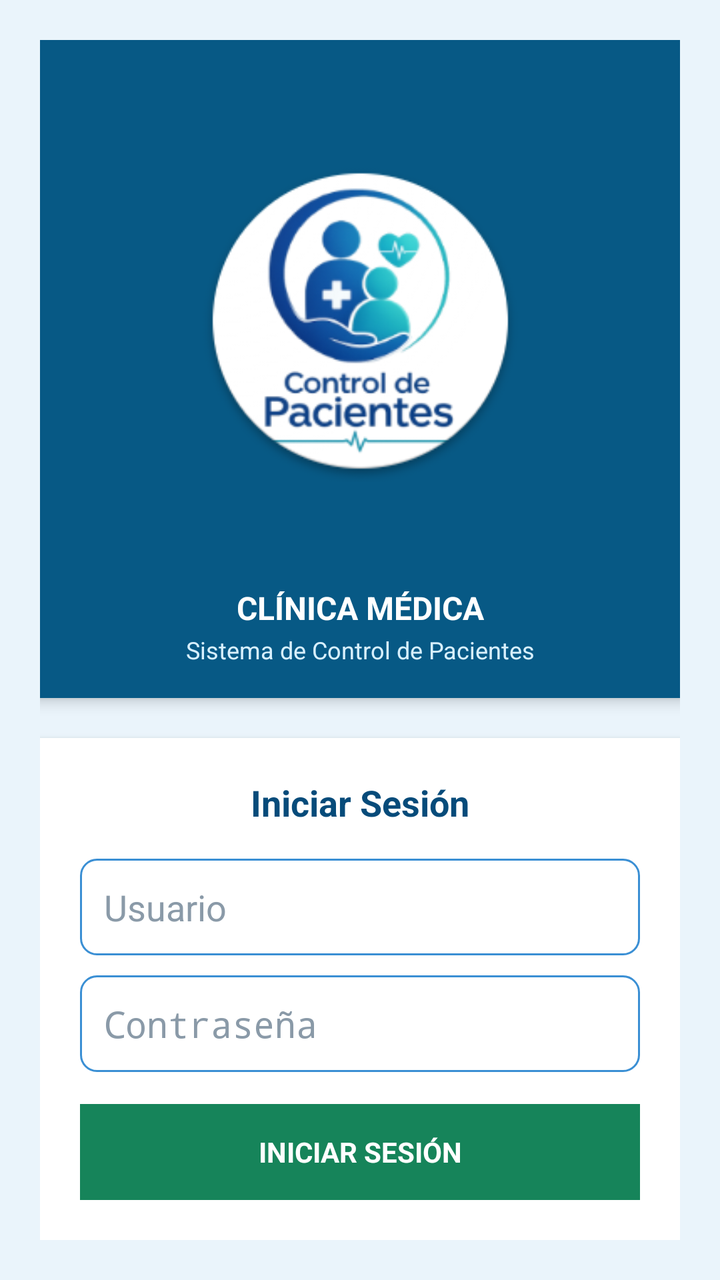
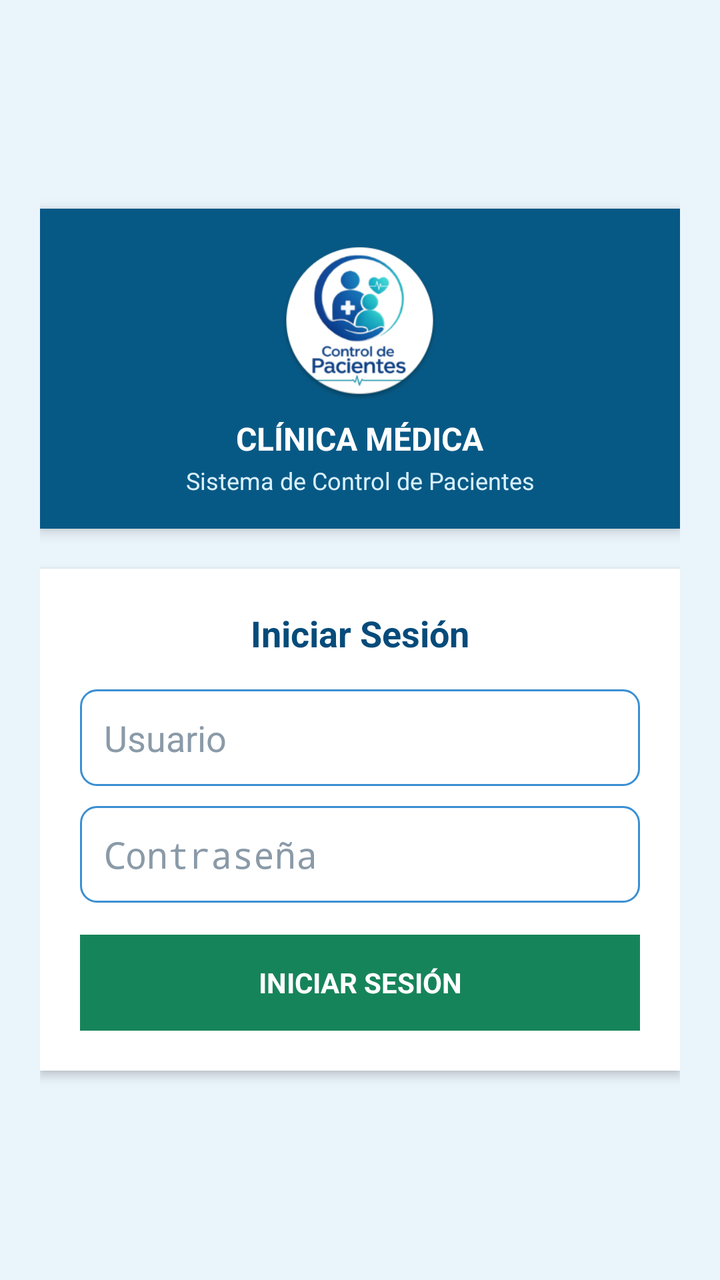

Before-and-after screenshots of an Android layout around one commit, followed by the original layout XML and the change that was made.
<!-- AndroidManifest.xml: application theme android:Theme.Holo.Light -->
<!-- res/layout/activity_login.xml -->
<?xml version="1.0" encoding="utf-8"?>
<LinearLayout xmlns:android="http://schemas.android.com/apk/res/android"
    android:layout_width="match_parent"
    android:layout_height="match_parent"
    android:background="#EAF4FB"
    android:gravity="center"
    android:orientation="vertical"
    android:padding="20dp" >

    
    
    

    <LinearLayout
        android:layout_width="327dp"
        android:layout_height="wrap_content"
        android:layout_weight="0.17"
        android:background="#075985"
        android:elevation="4dp"
        android:gravity="center"
        android:orientation="vertical"
        android:padding="16dp" >

        

        <ImageView
            android:layout_width="161dp"
            android:layout_height="80dp"
            android:layout_weight="0.10"
            android:contentDescription="Logo Clínica"
            android:scaleType="fitCenter"
            android:src="@drawable/ic_launcher2" />

        

        <TextView
            android:layout_width="wrap_content"
            android:layout_height="wrap_content"
            android:layout_marginTop="8dp"
            android:gravity="center"
            android:text="CLÍNICA MÉDICA"
            android:textColor="#FFFFFF"
            android:textSize="16sp"
            android:textStyle="bold" />

        

        <TextView
            android:layout_width="wrap_content"
            android:layout_height="wrap_content"
            android:layout_marginTop="2dp"
            android:gravity="center"
            android:text="Sistema de Control de Pacientes"
            android:textColor="#D8F0FF"
            android:textSize="12sp" />
    </LinearLayout>

    
    
    

    <LinearLayout
        android:layout_width="match_parent"
        android:layout_height="wrap_content"
        android:layout_marginTop="20dp"
        android:background="#FFFFFF"
        android:elevation="3dp"
        android:orientation="vertical"
        android:padding="20dp" >

        

        <TextView
            android:layout_width="wrap_content"
            android:layout_height="wrap_content"
            android:layout_gravity="center"
            android:layout_marginBottom="16dp"
            android:text="Iniciar Sesión"
            android:textColor="#064B7A"
            android:textSize="18sp"
            android:textStyle="bold" />

        

        <EditText
            android:id="@+id/etUsuario"
            android:layout_width="match_parent"
            android:layout_height="wrap_content"
            android:background="@drawable/rounded_edittext"
            android:hint="Usuario"
            android:inputType="text"
            android:padding="12dp"
            android:singleLine="true"
            android:textColor="#17324D"
            android:textColorHint="#8A9AA8" />

        

        <EditText
            android:id="@+id/etPassword"
            android:layout_width="match_parent"
            android:layout_height="wrap_content"
            android:layout_marginTop="10dp"
            android:background="@drawable/rounded_edittext"
            android:hint="Contraseña"
            android:inputType="textPassword"
            android:padding="12dp"
            android:singleLine="true"
            android:textColor="#17324D"
            android:textColorHint="#8A9AA8" />

        

        <Button
            android:id="@+id/btnLogin"
            android:layout_width="match_parent"
            android:layout_height="wrap_content"
            android:layout_marginTop="16dp"
            android:background="#16845A"
            android:padding="13dp"
            android:text="INICIAR SESIÓN"
            android:textColor="#FFFFFF"
            android:textSize="14sp"
            android:textStyle="bold" />
    </LinearLayout>

</LinearLayout>
<!-- resources referenced by this layout -->
<resources>
  <!-- drawable ic_launcher2: png bitmap (drawable-hdpi, 41960 bytes) -->
  <!-- drawable rounded_edittext (drawable-hdpi) -->
  <?xml version="1.0" encoding="utf-8"?>
  <shape xmlns:android="http://schemas.android.com/apk/res/android"
      android:shape="rectangle">
      
      
      <solid android:color="#FFFFFF" />
      
      
      <stroke
          android:width="1dp"
          android:color="#3A8FD4" />
      
      
      <corners android:radius="8dp" />
      
      
      <padding
          android:left="4dp"
          android:top="4dp"
          android:right="4dp"
          android:bottom="4dp" />
          
  </shape>
</resources>

<!-- the commit's change to res/layout/activity_login.xml (unified diff, before → after) -->
@@ -1,127 +1,111 @@
 <?xml version="1.0" encoding="utf-8"?>
-<LinearLayout xmlns:android="http://schemas.android.com/apk/res/android"
+<ScrollView xmlns:android="http://schemas.android.com/apk/res/android"
     android:layout_width="match_parent"
     android:layout_height="match_parent"
-    android:background="#EAF4FB"
-    android:gravity="center"
-    android:orientation="vertical"
-    android:padding="20dp" >
-
-    
-    
-    
-
-    <LinearLayout
-        android:layout_width="327dp"
-        android:layout_height="wrap_content"
-        android:layout_weight="0.17"
-        android:background="#075985"
-        android:elevation="4dp"
-        android:gravity="center"
-        android:orientation="vertical"
-        android:padding="16dp" >
-
-        
-
-        <ImageView
-            android:layout_width="161dp"
-            android:layout_height="80dp"
-            android:layout_weight="0.10"
-            android:contentDescription="Logo Clínica"
-            android:scaleType="fitCenter"
-            android:src="@drawable/ic_launcher2" />
-
-        
-
-        <TextView
-            android:layout_width="wrap_content"
-            android:layout_height="wrap_content"
-            android:layout_marginTop="8dp"
-            android:gravity="center"
-            android:text="CLÍNICA MÉDICA"
-            android:textColor="#FFFFFF"
-            android:textSize="16sp"
-            android:textStyle="bold" />
-
-        
-
-        <TextView
-            android:layout_width="wrap_content"
-            android:layout_height="wrap_content"
-            android:layout_marginTop="2dp"
-            android:gravity="center"
-            android:text="Sistema de Control de Pacientes"
-            android:textColor="#D8F0FF"
-            android:textSize="12sp" />
-    </LinearLayout>
-
-    
-    
-    
+    android:fillViewport="true"
+    android:background="#EAF4FB">
 
     <LinearLayout
         android:layout_width="match_parent"
         android:layout_height="wrap_content"
-        android:layout_marginTop="20dp"
-        android:background="#FFFFFF"
-        android:elevation="3dp"
+        android:gravity="center"
         android:orientation="vertical"
-        android:padding="20dp" >
+        android:padding="20dp">
 
         
+        <LinearLayout
+            android:layout_width="match_parent"
+            android:layout_height="wrap_content"
+            android:background="#075985"
+            android:elevation="4dp"
+            android:gravity="center"
+            android:orientation="vertical"
+            android:padding="16dp">
 
-        <TextView
-            android:layout_width="wrap_content"
-            android:layout_height="wrap_content"
-            android:layout_gravity="center"
-            android:layout_marginBottom="16dp"
-            android:text="Iniciar Sesión"
-            android:textColor="#064B7A"
-            android:textSize="18sp"
-            android:textStyle="bold" />
+            <ImageView
+                android:layout_width="161dp"
+                android:layout_height="80dp"
+                android:contentDescription="Logo Clínica"
+                android:scaleType="fitCenter"
+                android:src="@drawable/ic_launcher2" />
+
+            <TextView
+                android:layout_width="wrap_content"
+                android:layout_height="wrap_content"
+                android:layout_marginTop="8dp"
+                android:gravity="center"
+                android:text="CLÍNICA MÉDICA"
+                android:textColor="#FFFFFF"
+                android:textSize="16sp"
+                android:textStyle="bold" />
+
+            <TextView
+                android:layout_width="wrap_content"
+                android:layout_height="wrap_content"
+                android:layout_marginTop="2dp"
+                android:gravity="center"
+                android:text="Sistema de Control de Pacientes"
+                android:textColor="#D8F0FF"
+                android:textSize="12sp" />
+        </LinearLayout>
 
         
-
-        <EditText
-            android:id="@+id/etUsuario"
+        <LinearLayout
             android:layout_width="match_parent"
             android:layout_height="wrap_content"
-            android:background="@drawable/rounded_edittext"
-            android:hint="Usuario"
-            android:inputType="text"
-            android:padding="12dp"
-            android:singleLine="true"
-            android:textColor="#17324D"
-            android:textColorHint="#8A9AA8" />
+            android:layout_marginTop="20dp"
+            android:background="#FFFFFF"
+            android:elevation="3dp"
+            android:orientation="vertical"
+            android:padding="20dp">
 
-        
+            <TextView
+                android:layout_width="wrap_content"
+                android:layout_height="wrap_content"
+                android:layout_gravity="center"
+                android:layout_marginBottom="16dp"
+                android:text="Iniciar Sesión"
+                android:textColor="#064B7A"
+                android:textSize="18sp"
+                android:textStyle="bold" />
 
-        <EditText
-            android:id="@+id/etPassword"
-            android:layout_width="match_parent"
-            android:layout_height="wrap_content"
-            android:layout_marginTop="10dp"
-            android:background="@drawable/rounded_edittext"
-            android:hint="Contraseña"
-            android:inputType="textPassword"
-            android:padding="12dp"
-            android:singleLine="true"
-            android:textColor="#17324D"
-            android:textColorHint="#8A9AA8" />
+            <EditText
+                android:id="@+id/etUsuario"
+                android:layout_width="match_parent"
+                android:layout_height="wrap_content"
+                android:background="@drawable/rounded_edittext"
+                android:hint="Usuario"
+                android:inputType="text"
+                android:padding="12dp"
+                android:singleLine="true"
+                android:textColor="#17324D"
+                android:textColorHint="#8A9AA8" />
 
-        
+            <EditText
+                android:id="@+id/etPassword"
+                android:layout_width="match_parent"
+                android:layout_height="wrap_content"
+                android:layout_marginTop="10dp"
+                android:background="@drawable/rounded_edittext"
+                android:hint="Contraseña"
+                android:inputType="textPassword"
+                android:padding="12dp"
+                android:singleLine="true"
+                android:textColor="#17324D"
+                android:textColorHint="#8A9AA8" />
 
-        <Button
-            android:id="@+id/btnLogin"
-            android:layout_width="match_parent"
-            android:layout_height="wrap_content"
-            android:layout_marginTop="16dp"
-            android:background="#16845A"
-            android:padding="13dp"
-            android:text="INICIAR SESIÓN"
-            android:textColor="#FFFFFF"
-            android:textSize="14sp"
-            android:textStyle="bold" />
+            <Button
+                android:id="@+id/btnLogin"
+                android:layout_width="match_parent"
+                android:layout_height="wrap_content"
+                android:layout_marginTop="16dp"
+                android:background="#16845A"
+                android:padding="13dp"
+                android:text="INICIAR SESIÓN"
+                android:textColor="#FFFFFF"
+                android:textSize="14sp"
+                android:textStyle="bold" />
+        </LinearLayout>
+
     </LinearLayout>
-
-</LinearLayout>
+</ScrollView>
